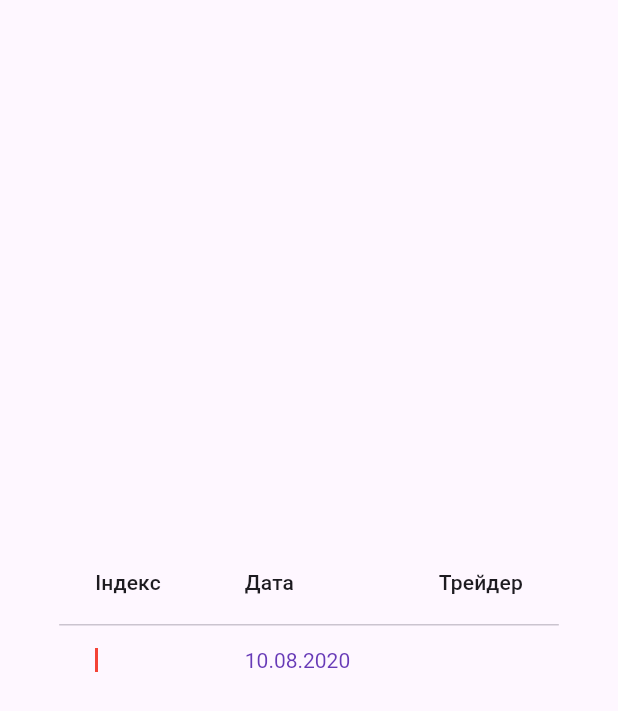
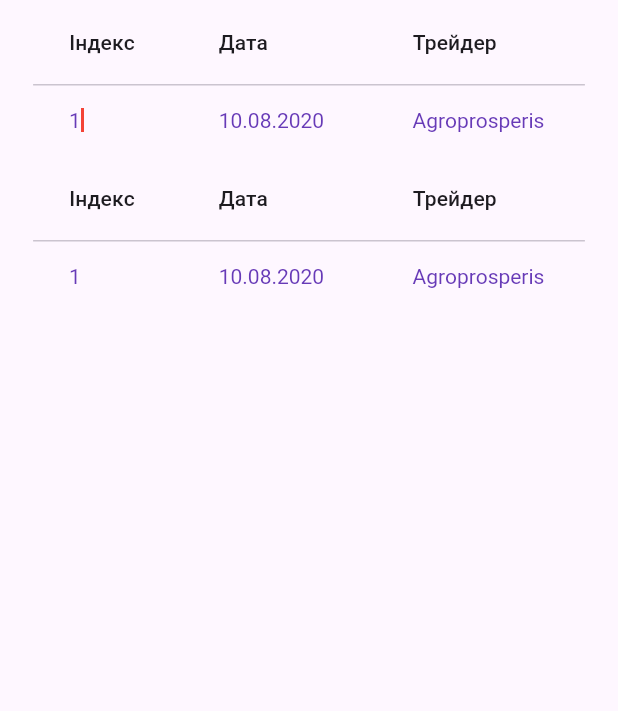
Before and after one commit to NestorBurma1/monitoring_firebase_post, a Flutter app: the screen it shows after launch, on a phone screen of 412 x 824 dp. Shown: the top 711 px of the screen. Run offline on Flutter 3.47's test engine with Material 3 defaults, Android fonts, the light colour scheme and no system bars; our stand-ins replace freezed_annotation.

Commit message:
Add data to table add consts. Still develop table for realtime database

```diff
--- /dev/null
+++ b/lib/consts_ua.dart
@@ -0,0 +1,5 @@
+class ConstsUa {
+  static const List<int> indexes = <int>[1];
+  static final List<DateTime> dates = <DateTime>[DateTime(2020, 8, 10)];
+  static const List<String> traders = <String>['Agroprosperis'];
+}
--- a/lib/main.dart
+++ b/lib/main.dart
@@ -1,6 +1,8 @@
 import 'package:flutter/material.dart';
 import 'package:monitoring_firebase_post/domain/trader_price_table.dart';
 import 'package:monitoring_firebase_post/presentation/data_add_table.dart';
+
+import 'consts_ua.dart';
 
 void main() {
   runApp(MyApp());
@@ -37,7 +39,13 @@
         useMaterial3: true,
       ),
       home: Scaffold(
-        body: DataAddTable(traderPriceTable: traderPriceTable,),
+        body: DataAddTable(
+          traderPriceTable: TraderPriceTable(
+            id: ConstsUa.indexes[0],
+            dateTime: ConstsUa.dates[0],
+            traderName: ConstsUa.traders[0],
+          ),
+        ),
       ),
     );
   }
--- a/lib/presentation/data_add_table.dart
+++ b/lib/presentation/data_add_table.dart
@@ -15,34 +15,50 @@
 }
 
 class _DataAddTableState extends State<DataAddTable> {
-  TextEditingController textEditingControllerDate = TextEditingController();
-  TextEditingController textEditingControllerIndex = TextEditingController();
-  static final DateTime dateTime = DateTime(2020, 8, 10);
+  late TextEditingController textEditingControllerDate =
+      TextEditingController();
+  late TextEditingController textEditingControllerIndex =
+      TextEditingController();
+  late TextEditingController textEditingControllerTrader =
+      TextEditingController();
 
   @override
   void initState() {
+    TraderPriceTable traderPriceTable = widget.traderPriceTable;
     textEditingControllerDate = TextEditingController(
       text:
-          '${getDate(dateTime)?.toLocal().day}.${getMonth()}.'
-              '${getDate(dateTime)?.toLocal().year}',
+          '${getDate(traderPriceTable.dateTime)?.toLocal().day}.${getMonth()}.'
+          '${getDate(traderPriceTable.dateTime)?.toLocal().year}',
     );
+    textEditingControllerIndex.text = traderPriceTable.id.toString();
+    textEditingControllerTrader.text = traderPriceTable.traderName.toString();
     super.initState();
   }
 
   DateTime? getDate(DateTime? dateTime) => dateTime ?? DateTime.now();
 
   String getMonth() {
-    if (getDate(dateTime)!.toLocal().month.toString().length > 1) {
-      return getDate(dateTime)!.toLocal().month.toString();
+    if (getDate(widget.traderPriceTable.dateTime)!
+            .toLocal()
+            .month
+            .toString()
+            .length >
+        1) {
+      return getDate(widget.traderPriceTable.dateTime)!
+          .toLocal()
+          .month
+          .toString();
     } else {
-      return '0${getDate(dateTime)!.toLocal().month}';
+      return '0${getDate(widget.traderPriceTable.dateTime)!.toLocal().month}';
     }
   }
 
   @override
   Widget build(BuildContext context) {
     return Center(
-      child: DataTable(
+      child: Column(
+        children: [
+          DataTable(
             columns: const [
               DataColumn(
                 label: Text('Індекс'),
@@ -58,16 +74,48 @@
               DataRow(cells: [
                 DataCell(
                   DataEditableText(
-                  textEditingControllerDate: textEditingControllerIndex),
+                      textEditingController: textEditingControllerIndex),
                 ),
                 DataCell(
                   DataEditableText(
-                  textEditingControllerDate: textEditingControllerDate),
+                      textEditingController: textEditingControllerDate),
                 ),
-            const DataCell(
-              Text(''),
+                DataCell(
+                  DataEditableText(
+                      textEditingController: textEditingControllerTrader),
                 ),
               ]),
+            ],
+          ),
+          DataTable(
+            columns: const [
+              DataColumn(
+                label: Text('Індекс'),
+              ),
+              DataColumn(
+                label: Text('Дата'),
+              ),
+              DataColumn(
+                label: Text('Трейдер'),
+              ),
+            ],
+            rows: [
+              DataRow(cells: [
+                DataCell(
+                  DataEditableText(
+                      textEditingController: textEditingControllerIndex),
+                ),
+                DataCell(
+                  DataEditableText(
+                      textEditingController: textEditingControllerDate),
+                ),
+                DataCell(
+                  DataEditableText(
+                      textEditingController: textEditingControllerTrader),
+                ),
+              ]),
+            ],
+          ),
         ],
       ),
     );
@@ -77,21 +125,21 @@
 class DataEditableText extends StatelessWidget {
   const DataEditableText({
     super.key,
-    required this.textEditingControllerDate,
+    required this.textEditingController,
   });
 
-  final TextEditingController textEditingControllerDate;
+  final TextEditingController textEditingController;
 
   @override
   Widget build(BuildContext context) {
     return EditableText(
-      controller: textEditingControllerDate,
+      controller: textEditingController,
       focusNode: FocusNode(),
       autofocus: true,
       style: const TextStyle(color: Colors.deepPurple),
       cursorColor: Colors.red,
       backgroundCursorColor: Colors.black,
-      onChanged: (value) => textEditingControllerDate.value.toString(),
+      onChanged: (value) => textEditingController.value.toString(),
     );
   }
 }
```
Lines whose indentation alone changed are shown as unchanged.
